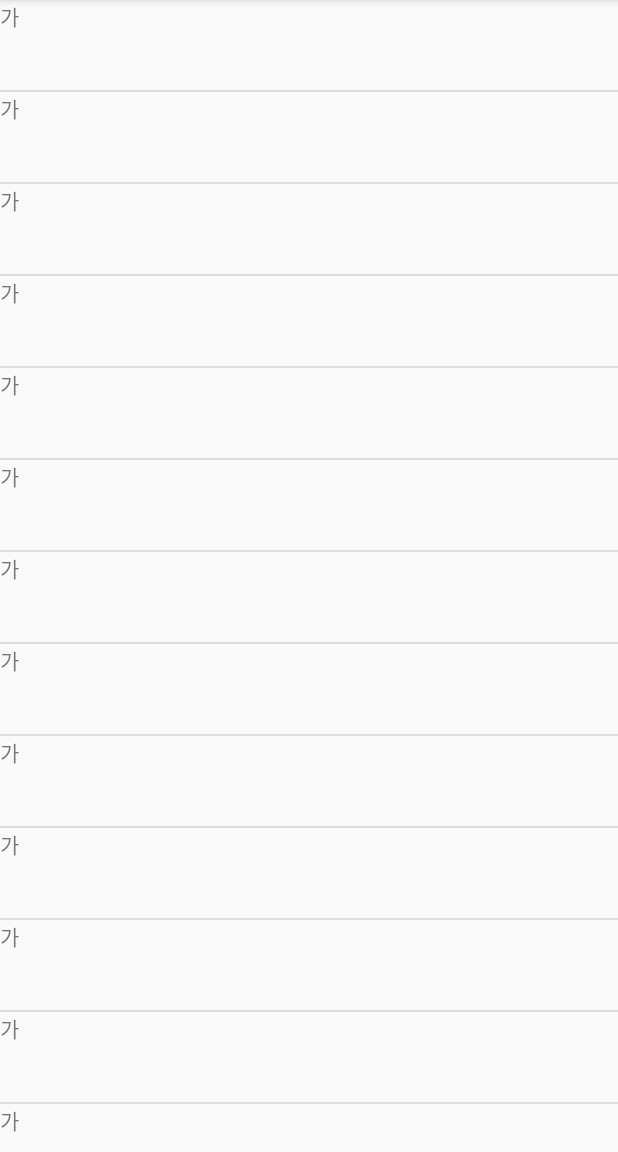
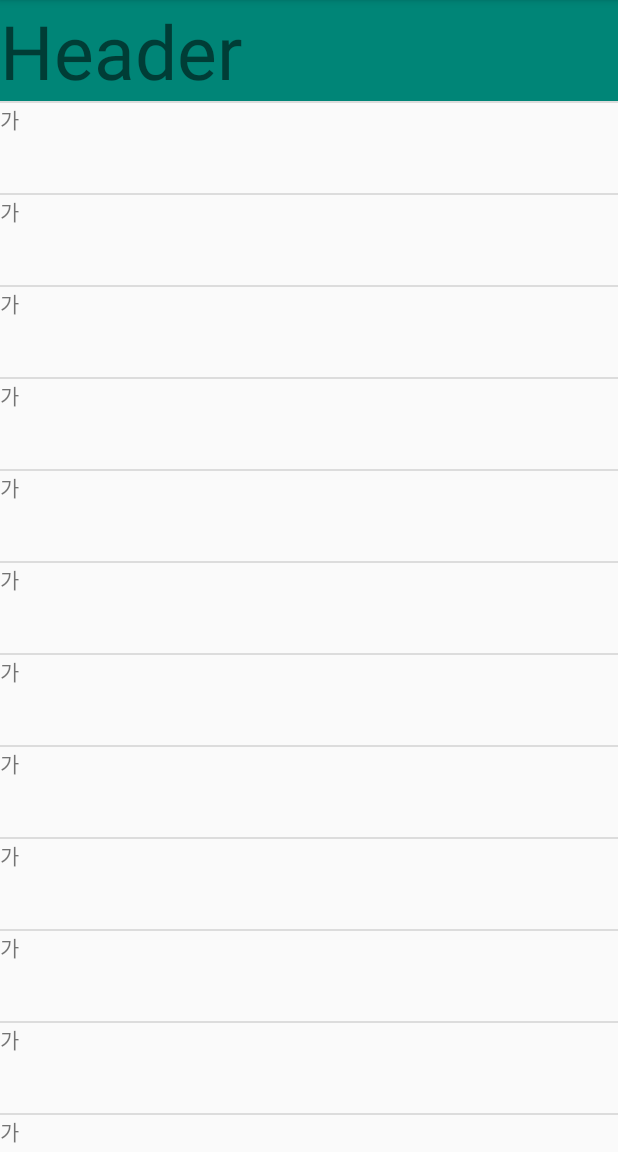
Before and after one commit to KyungMinJin/androidStudy, an Android app: the screen it shows after launch (MainActivity), on a phone screen of 412 x 824 dp, the part 84-1236 px from its top. Run offline under Robolectric (Android 15) with nearby library versions, the phone set to English and light mode, and no system bars.

Commit message:
15.ListView BaseAdapter 사용 header footer 적용

```diff
--- a/Android/15.ListView/app/src/main/java/com/example/listview/MainActivity.java
+++ b/Android/15.ListView/app/src/main/java/com/example/listview/MainActivity.java
@@ -46,6 +46,14 @@ public class MainActivity extends AppCompatActivity {
         list.add("가");
         list.add("가");
         list.add("가");
+
+
+        LayoutInflater layoutInflater = LayoutInflater.from(this);
+        View header = layoutInflater.inflate(R.layout.header_view, null, false);
+        View footer = layoutInflater.inflate(R.layout.footer_view, null, false);
+
+        listView.addHeaderView(header);
+        listView.addFooterView(footer);
 
         MyAdapter myAdapter = new MyAdapter(MainActivity.this, list);
         listView.setAdapter(myAdapter);
--- /dev/null
+++ b/Android/15.ListView/app/src/main/res/layout/header_view.xml
@@ -0,0 +1,14 @@
+<?xml version="1.0" encoding="utf-8"?>
+<LinearLayout xmlns:android="http://schemas.android.com/apk/res/android"
+    android:orientation="vertical" android:layout_width="match_parent"
+    android:layout_height="wrap_content"
+    android:background="@color/colorPrimary"
+    >
+
+    <TextView
+        android:layout_width="wrap_content"
+        android:layout_height="wrap_content"
+        android:text="Header"
+        android:textSize="50dp"/>
+
+</LinearLayout>
```
Also changed, not shown: Android/15.ListView/app/src/main/res/layout/footer_view.xml (added, +12 -0 lines).
